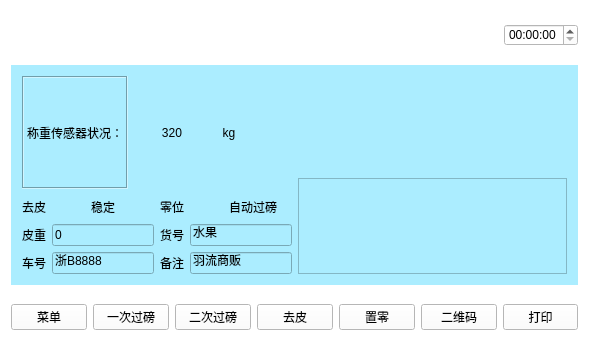
Qt form WeighSensor/index.ui (xsw258x2s5w8/WeightSensor) before a commit.
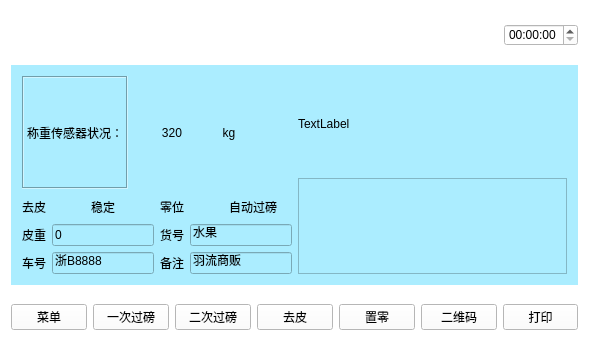
The same form after that commit. Icons and pictures are not drawn. Custom widgets are drawn as their Qt base class.

```diff
--- a/WeighSensor/index.ui
+++ b/WeighSensor/index.ui
@@ -29,8 +29,8 @@
    <string notr="true">background-color: rgb(255, 255, 255);</string>
   </property>
   <widget class="QWidget" name="centralWidget">
-   <layout class="QVBoxLayout" name="verticalLayout_5" stretch="1,5,1">
-    <item>
+   <layout class="QGridLayout" name="gridLayout_2" rowstretch="1,5,1">
+    <item row="0" column="0">
      <layout class="QHBoxLayout" name="horizontalLayout_5">
       <item>
        <widget class="QPushButton" name="pushButton">
@@ -106,7 +106,7 @@
       </item>
      </layout>
     </item>
-    <item>
+    <item row="1" column="0">
      <widget class="QWidget" name="widget_2" native="true">
       <property name="sizePolicy">
        <sizepolicy hsizetype="Preferred" vsizetype="Fixed">
@@ -240,14 +240,14 @@
               </widget>
              </item>
              <item row="1" column="1">
-              <widget class="mylineedit" name="lineEdit_car">
+              <widget class="mylineedit" name="lineEdit_carId">
                <property name="text">
                 <string>浙B8888</string>
                </property>
               </widget>
              </item>
              <item row="0" column="3">
-              <widget class="mylineedit1" name="lineEdit_art">
+              <widget class="mylineedit1" name="lineEdit_artId">
                <property name="text">
                 <string>水果</string>
                </property>
@@ -281,7 +281,21 @@
          <item>
           <layout class="QVBoxLayout" name="verticalLayout_3" stretch="1,1">
            <item>
-            <widget class="myWidget" name="shipin" native="true"/>
+            <widget class="myWidget" name="shipin" native="true">
+             <widget class="QLabel" name="iplabel">
+              <property name="geometry">
+               <rect>
+                <x>0</x>
+                <y>0</y>
+                <width>270</width>
+                <height>96</height>
+               </rect>
+              </property>
+              <property name="text">
+               <string>TextLabel</string>
+              </property>
+             </widget>
+            </widget>
            </item>
            <item>
             <widget class="QGraphicsView" name="graphicsView_2"/>
@@ -293,7 +307,7 @@
       </layout>
      </widget>
     </item>
-    <item>
+    <item row="2" column="0">
      <layout class="QHBoxLayout" name="horizontalLayout">
       <item>
        <widget class="QPushButton" name="menu">
```
